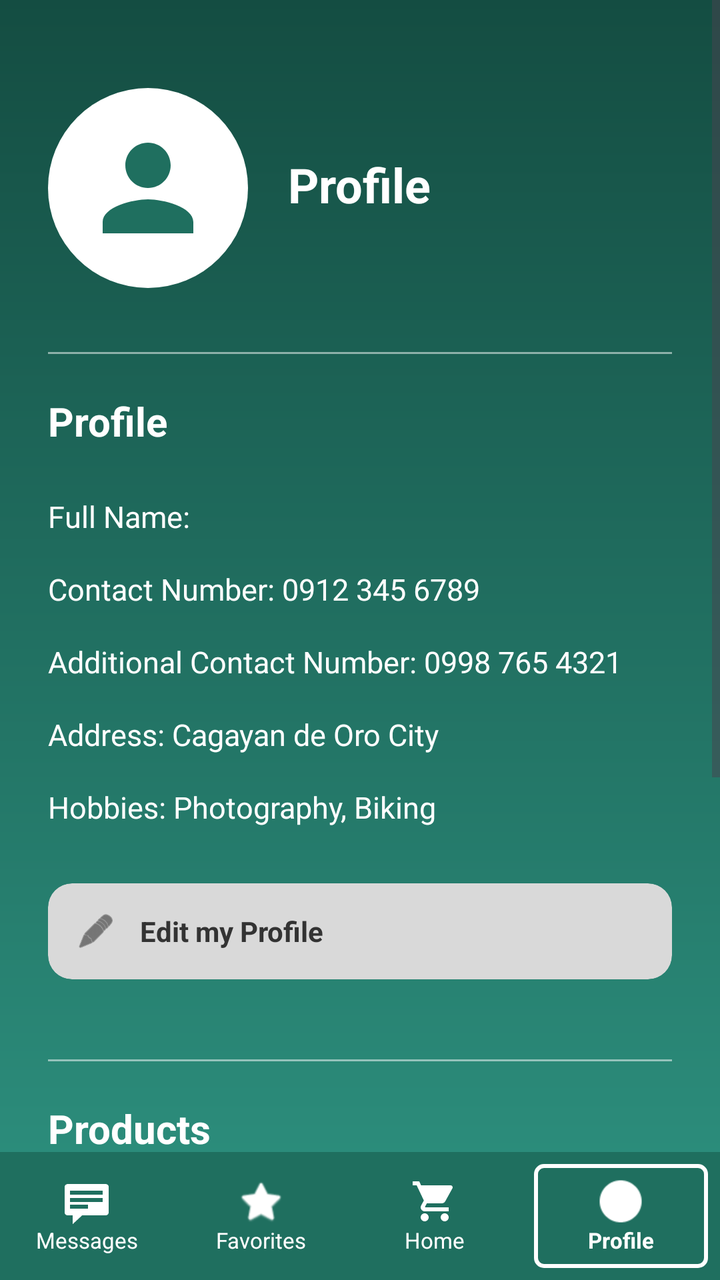
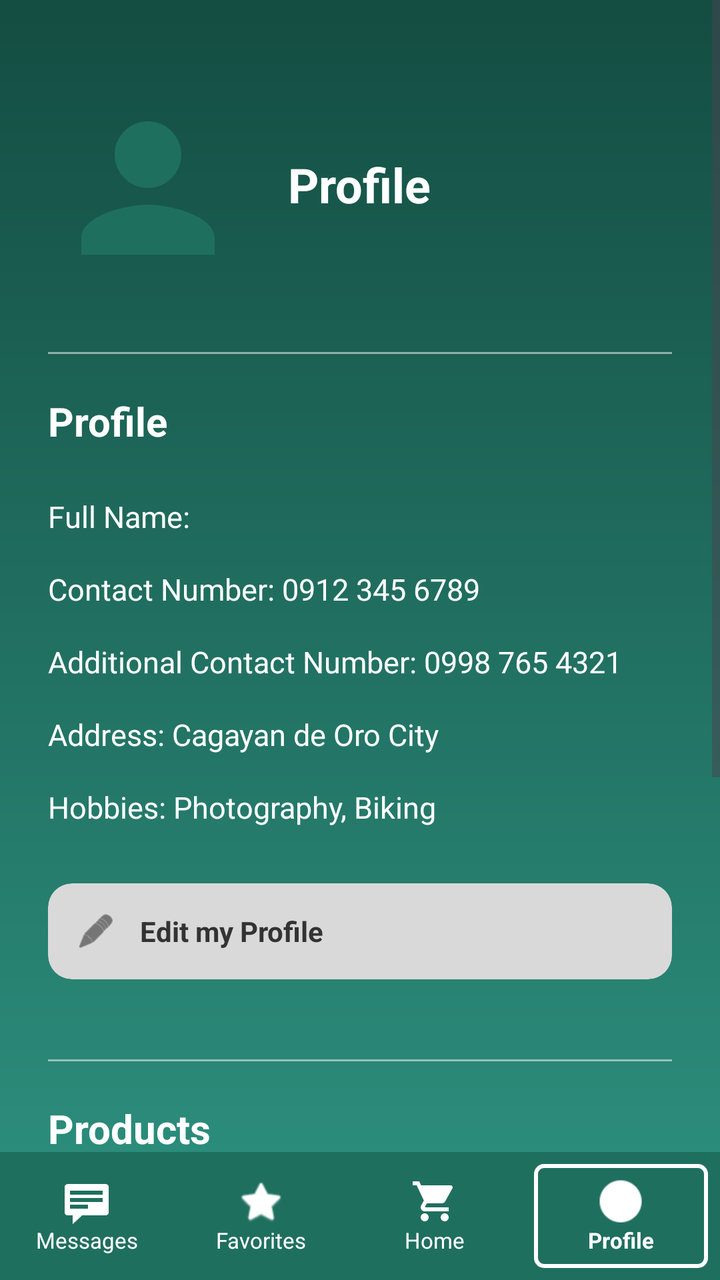

The first picture is an Android layout as it rendered before a commit; the second is the same layout after the commit. The layout source and the unified diff follow.
<!-- AndroidManifest.xml: application theme Theme.AppDevLocalBuyAndSellSystem -->
<!-- res/layout/mepage.xml -->
<?xml version="1.0" encoding="utf-8"?>
<androidx.constraintlayout.widget.ConstraintLayout xmlns:android="http://schemas.android.com/apk/res/android"
    xmlns:app="http://schemas.android.com/apk/res-auto"
    android:layout_width="match_parent"
    android:layout_height="match_parent"
    android:background="@drawable/green_gradient_bg">

    <ScrollView
        android:layout_width="match_parent"
        android:layout_height="0dp"
        android:fillViewport="true"
        app:layout_constraintBottom_toTopOf="@id/bottomNavBar"
        app:layout_constraintTop_toTopOf="parent">

        <LinearLayout
            android:layout_width="match_parent"
            android:layout_height="wrap_content"
            android:orientation="vertical"
            android:padding="24dp">

            
            <androidx.constraintlayout.widget.ConstraintLayout
                android:layout_width="match_parent"
                android:layout_height="wrap_content"
                android:layout_marginTop="20dp"
                android:layout_marginBottom="32dp">

                <ImageView
                    android:id="@+id/ivMeProfileLarge"
                    android:layout_width="100dp"
                    android:layout_height="100dp"
                    android:background="@drawable/circle_white_bg"
                    android:padding="16dp"
                    android:src="@drawable/ic_user"
                    app:layout_constraintStart_toStartOf="parent"
                    app:layout_constraintTop_toTopOf="parent"
                    app:tint="#1F6F5F"
                    android:contentDescription="@string/profile_picture" />

                <TextView
                    android:id="@+id/tvMeNameLarge"
                    android:layout_width="0dp"
                    android:layout_height="wrap_content"
                    android:layout_marginStart="20dp"
                    android:text="Profile"
                    android:textColor="#FFFFFF"
                    android:textSize="24sp"
                    android:textStyle="bold"
                    app:layout_constraintBottom_toTopOf="@id/llRatingRow"
                    app:layout_constraintEnd_toEndOf="parent"
                    app:layout_constraintStart_toEndOf="@id/ivMeProfileLarge"
                    app:layout_constraintTop_toTopOf="@id/ivMeProfileLarge"
                    app:layout_constraintVertical_chainStyle="packed" />

                <LinearLayout
                    android:id="@+id/llRatingRow"
                    android:layout_width="wrap_content"
                    android:layout_height="wrap_content"
                    android:layout_marginTop="4dp"
                    android:gravity="center_vertical"
                    android:orientation="horizontal"
                    app:layout_constraintBottom_toBottomOf="@id/ivMeProfileLarge"
                    app:layout_constraintStart_toStartOf="@id/tvMeNameLarge"
                    app:layout_constraintTop_toBottomOf="@id/tvMeNameLarge">

                </LinearLayout>

            </androidx.constraintlayout.widget.ConstraintLayout>

            
            <View
                android:layout_width="match_parent"
                android:layout_height="1dp"
                android:background="#80FFFFFF" />

            <TextView
                android:layout_width="wrap_content"
                android:layout_height="wrap_content"
                android:layout_marginTop="20dp"
                android:text="@string/profile_title"
                android:textColor="#FFFFFF"
                android:textSize="20sp"
                android:textStyle="bold" />

            <LinearLayout
                android:layout_width="match_parent"
                android:layout_height="wrap_content"
                android:layout_marginTop="16dp"
                android:orientation="vertical">

                <TextView
                    android:id="@+id/tvMeFullName"
                    android:layout_width="match_parent"
                    android:layout_height="wrap_content"
                    android:paddingVertical="8dp"
                    android:text="Full Name: "
                    android:textColor="#FFFFFF"
                    android:textSize="15sp" />

                <TextView
                    android:id="@+id/tvMeContact"
                    android:layout_width="match_parent"
                    android:layout_height="wrap_content"
                    android:paddingVertical="8dp"
                    android:text="@string/contact_label"
                    android:textColor="#FFFFFF"
                    android:textSize="15sp" />

                <TextView
                    android:id="@+id/tvMeAltContact"
                    android:layout_width="match_parent"
                    android:layout_height="wrap_content"
                    android:paddingVertical="8dp"
                    android:text="@string/alt_contact_label"
                    android:textColor="#FFFFFF"
                    android:textSize="15sp" />

                <TextView
                    android:id="@+id/tvMeAddress"
                    android:layout_width="match_parent"
                    android:layout_height="wrap_content"
                    android:paddingVertical="8dp"
                    android:text="@string/address_label"
                    android:textColor="#FFFFFF"
                    android:textSize="15sp" />

                <TextView
                    android:id="@+id/tvMeHobbies"
                    android:layout_width="match_parent"
                    android:layout_height="wrap_content"
                    android:paddingVertical="8dp"
                    android:text="@string/hobbies_label"
                    android:textColor="#FFFFFF"
                    android:textSize="15sp" />

            </LinearLayout>

            <androidx.cardview.widget.CardView
                android:id="@+id/btnEditProfile"
                android:layout_width="match_parent"
                android:layout_height="wrap_content"
                android:layout_marginTop="20dp"
                app:cardBackgroundColor="#D9D9D9"
                app:cardCornerRadius="12dp"
                app:cardElevation="0dp">
                <LinearLayout
                    android:layout_width="match_parent"
                    android:layout_height="wrap_content"
                    android:gravity="center_vertical"
                    android:orientation="horizontal"
                    android:padding="14dp">
                    <ImageView
                        android:layout_width="20dp"
                        android:layout_height="20dp"
                        android:src="@android:drawable/ic_menu_edit"
                        app:tint="#333333"
                        android:contentDescription="@null" />
                    <TextView
                        android:layout_width="wrap_content"
                        android:layout_height="wrap_content"
                        android:layout_marginStart="12dp"
                        android:text="@string/edit_profile"
                        android:textColor="#333333"
                        android:textStyle="bold" />
                </LinearLayout>
            </androidx.cardview.widget.CardView>

            
            <View
                android:layout_width="match_parent"
                android:layout_height="1dp"
                android:layout_marginTop="40dp"
                android:background="#80FFFFFF" />

            <TextView
                android:layout_width="wrap_content"
                android:layout_height="wrap_content"
                android:layout_marginTop="20dp"
                android:text="@string/products"
                android:textColor="#FFFFFF"
                android:textSize="20sp"
                android:textStyle="bold" />

            <androidx.cardview.widget.CardView
                android:id="@+id/btnUploadProduct"
                android:layout_width="match_parent"
                android:layout_height="wrap_content"
                android:layout_marginTop="16dp"
                app:cardBackgroundColor="#D9D9D9"
                app:cardCornerRadius="12dp"
                app:cardElevation="0dp">
                <LinearLayout
                    android:layout_width="match_parent"
                    android:layout_height="wrap_content"
                    android:gravity="center_vertical"
                    android:orientation="horizontal"
                    android:padding="14dp">
                    <ImageView
                        android:layout_width="20dp"
                        android:layout_height="20dp"
                        android:src="@android:drawable/ic_menu_upload"
                        app:tint="#333333"
                        android:contentDescription="@null" />
                    <TextView
                        android:layout_width="wrap_content"
                        android:layout_height="wrap_content"
                        android:layout_marginStart="12dp"
                        android:text="@string/upload_product"
                        android:textColor="#333333"
                        android:textStyle="bold" />
                </LinearLayout>
            </androidx.cardview.widget.CardView>

            <androidx.cardview.widget.CardView
                android:id="@+id/btnMyProducts"
                android:layout_width="match_parent"
                android:layout_height="wrap_content"
                android:layout_marginTop="12dp"
                app:cardBackgroundColor="#D9D9D9"
                app:cardCornerRadius="12dp"
                app:cardElevation="0dp">
                <LinearLayout
                    android:layout_width="match_parent"
                    android:layout_height="wrap_content"
                    android:gravity="center_vertical"
                    android:orientation="horizontal"
                    android:padding="14dp">
                    <ImageView
                        android:layout_width="20dp"
                        android:layout_height="20dp"
                        android:src="@android:drawable/ic_menu_gallery"
                        app:tint="#333333"
                        android:contentDescription="@null" />
                    <TextView
                        android:layout_width="wrap_content"
                        android:layout_height="wrap_content"
                        android:layout_marginStart="12dp"
                        android:text="@string/my_products"
                        android:textColor="#333333"
                        android:textStyle="bold" />
                </LinearLayout>
            </androidx.cardview.widget.CardView>

            
            <androidx.cardview.widget.CardView
                android:id="@+id/btnLogoutMe"
                android:layout_width="match_parent"
                android:layout_height="wrap_content"
                android:layout_marginTop="40dp"
                android:layout_marginBottom="40dp"
                app:cardBackgroundColor="#D9D9D9"
                app:cardCornerRadius="12dp"
                app:cardElevation="0dp">

                <LinearLayout
                    android:layout_width="match_parent"
                    android:layout_height="wrap_content"
                    android:gravity="center_vertical"
                    android:orientation="horizontal"
                    android:padding="14dp">

                    <ImageView
                        android:layout_width="20dp"
                        android:layout_height="20dp"
                        android:contentDescription="@null"
                        android:src="@android:drawable/ic_lock_power_off"
                        app:tint="#333333" />

                    <TextView
                        android:layout_width="wrap_content"
                        android:layout_height="wrap_content"
                        android:layout_marginStart="12dp"
                        android:text="@string/logout"
                        android:textColor="#333333"
                        android:textStyle="bold" />
                </LinearLayout>
            </androidx.cardview.widget.CardView>

        </LinearLayout>
    </ScrollView>

    
    <LinearLayout
        android:id="@+id/bottomNavBar"
        android:layout_width="match_parent"
        android:layout_height="64dp"
        android:background="#1F6F5F"
        android:baselineAligned="false"
        android:orientation="horizontal"
        app:layout_constraintBottom_toBottomOf="parent">

        <LinearLayout
            android:id="@+id/navMessages"
            android:layout_width="0dp"
            android:layout_height="match_parent"
            android:layout_weight="1"
            android:gravity="center"
            android:orientation="vertical">
            <ImageView
                android:layout_width="24dp"
                android:layout_height="24dp"
                android:src="@android:drawable/stat_notify_chat"
                app:tint="#FFFFFF"
                android:contentDescription="@null" />
            <TextView
                android:layout_width="wrap_content"
                android:layout_height="wrap_content"
                android:text="@string/messages"
                android:textColor="#FFFFFF"
                android:textSize="11sp" />
        </LinearLayout>

        <LinearLayout
            android:id="@+id/navFavorites"
            android:layout_width="0dp"
            android:layout_height="match_parent"
            android:layout_weight="1"
            android:gravity="center"
            android:orientation="vertical">
            <ImageView
                android:layout_width="24dp"
                android:layout_height="24dp"
                android:src="@android:drawable/btn_star_big_on"
                app:tint="#FFFFFF"
                android:contentDescription="@null" />
            <TextView
                android:layout_width="wrap_content"
                android:layout_height="wrap_content"
                android:text="@string/favorites"
                android:textColor="#FFFFFF"
                android:textSize="11sp" />
        </LinearLayout>

        <LinearLayout
            android:id="@+id/navHome"
            android:layout_width="0dp"
            android:layout_height="match_parent"
            android:layout_weight="1"
            android:gravity="center"
            android:orientation="vertical">
            <ImageView
                android:layout_width="24dp"
                android:layout_height="24dp"
                android:src="@drawable/ic_cart"
                app:tint="#FFFFFF"
                android:contentDescription="@null" />
            <TextView
                android:layout_width="wrap_content"
                android:layout_height="wrap_content"
                android:text="@string/home"
                android:textColor="#FFFFFF"
                android:textSize="11sp" />
        </LinearLayout>

        
        <LinearLayout
            android:id="@+id/navMe"
            android:layout_width="0dp"
            android:layout_height="match_parent"
            android:layout_weight="1"
            android:layout_margin="6dp"
            android:background="@drawable/selected_nav_item_bg"
            android:gravity="center"
            android:orientation="vertical">
            <ImageView
                android:layout_width="24dp"
                android:layout_height="24dp"
                android:src="@android:drawable/presence_online"
                app:tint="#FFFFFF"
                android:contentDescription="@null" />
            <TextView
                android:layout_width="wrap_content"
                android:layout_height="wrap_content"
                android:text="@string/me"
                android:textColor="#FFFFFF"
                android:textSize="11sp"
                android:textStyle="bold" />
        </LinearLayout>

    </LinearLayout>

</androidx.constraintlayout.widget.ConstraintLayout>
<!-- resources referenced by this layout -->
<resources>
  <!-- drawable circle_white_bg (drawable) -->
  <?xml version="1.0" encoding="utf-8"?>
  <shape xmlns:android="http://schemas.android.com/apk/res/android"
      android:shape="oval">
      <solid android:color="#FFFFFF"/>
  </shape>
  <!-- drawable green_gradient_bg (drawable) -->
  <?xml version="1.0" encoding="utf-8"?>
  <shape xmlns:android="http://schemas.android.com/apk/res/android"
      android:shape="rectangle">
      <gradient
          android:startColor="#144D42"
          android:endColor="#2E9381"
          android:angle="270" />
  </shape>
  <!-- drawable ic_cart (drawable) -->
  <vector xmlns:android="http://schemas.android.com/apk/res/android"
      android:width="24dp"
      android:height="24dp"
      android:viewportWidth="24"
      android:viewportHeight="24">
      <path
          android:fillColor="#FF000000"
          android:pathData="M7,18c-1.1,0 -1.99,0.9 -1.99,2S5.9,22 7,22s2,-0.9 2,-2 -0.9,-2 -2,-2zM1,2v2h2l3.6,7.59 -1.35,2.45c-0.16,0.28 -0.25,0.61 -0.25,0.96 0,1.1 0.9,2 2,2h12v-2L7.42,15c-0.14,0 -0.25,-0.11 -0.25,-0.25l0.03,-0.12L8.1,13h7.45c0.75,0 1.41,-0.41 1.75,-1.03l3.58,-6.49c0.08,-0.14 0.12,-0.31 0.12,-0.48 0,-0.55 -0.45,-1 -1,-1L5.21,4l-0.94,-2L1,2zM17,18c-1.1,0 -1.99,0.9 -1.99,2s0.89,2 1.99,2 2,-0.9 2,-2 -0.9,-2 -2,-2z"/>
  </vector>
  <!-- drawable ic_user (drawable) -->
  <vector xmlns:android="http://schemas.android.com/apk/res/android"
      android:width="24dp"
      android:height="24dp"
      android:viewportWidth="24"
      android:viewportHeight="24">
      <path
          android:fillColor="#1F6F5F"
          android:pathData="M12,12c2.21,0 4,-1.79 4,-4s-1.79,-4 -4,-4 -4,1.79 -4,4 1.79,4 4,4zM12,14c-2.67,0 -8,1.34 -8,4v2h16v-2c0,-2.66 -5.33,-4 -8,-4z" />
  </vector>
  <!-- drawable selected_nav_item_bg (drawable) -->
  <?xml version="1.0" encoding="utf-8"?>
  <shape xmlns:android="http://schemas.android.com/apk/res/android"
      android:shape="rectangle">
      <stroke
          android:width="2dp"
          android:color="#FFFFFF" />
      <corners android:radius="4dp" />
  </shape>
  <string name="address_label">Address: Cagayan de Oro City</string>
  <string name="alt_contact_label">Additional Contact Number: 0998 765 4321</string>
  <string name="contact_label">Contact Number: 0912 345 6789</string>
  <string name="edit_profile">Edit my Profile</string>
  <string name="favorites">Favorites</string>
  <string name="hobbies_label">Hobbies: Photography, Biking</string>
  <string name="home">Home</string>
  <string name="logout">Logout</string>
  <string name="me">Profile</string>
  <string name="messages">Messages</string>
  <string name="my_products">Your uploaded products</string>
  <string name="products">Products</string>
  <string name="profile_picture">Profile Picture</string>
  <string name="profile_title">Profile</string>
  <string name="upload_product">Upload your product</string>
  <style name="Theme.AppDevLocalBuyAndSellSystem" parent="Base.Theme.AppDevLocalBuyAndSellSystem" />
  <style name="Base.Theme.AppDevLocalBuyAndSellSystem" parent="Theme.Material3.DayNight.NoActionBar">
          
          
      </style>
</resources>

<!-- the commit's change to res/layout/mepage.xml (unified diff, before → after) -->
@@ -29,12 +29,10 @@
                     android:id="@+id/ivMeProfileLarge"
                     android:layout_width="100dp"
                     android:layout_height="100dp"
-                    android:background="@drawable/circle_white_bg"
-                    android:padding="16dp"
+                    android:scaleType="centerCrop"
                     android:src="@drawable/ic_user"
                     app:layout_constraintStart_toStartOf="parent"
                     app:layout_constraintTop_toTopOf="parent"
-                    app:tint="#1F6F5F"
                     android:contentDescription="@string/profile_picture" />
 
                 <TextView
<!-- resource entries referenced after the edit -->
@@ -1,11 +1,5 @@
 <!-- resources referenced by this layout -->
 <resources>
-  <!-- drawable circle_white_bg (drawable) -->
-  <?xml version="1.0" encoding="utf-8"?>
-  <shape xmlns:android="http://schemas.android.com/apk/res/android"
-      android:shape="oval">
-      <solid android:color="#FFFFFF"/>
-  </shape>
   <!-- drawable green_gradient_bg (drawable) -->
   <?xml version="1.0" encoding="utf-8"?>
   <shape xmlns:android="http://schemas.android.com/apk/res/android"
